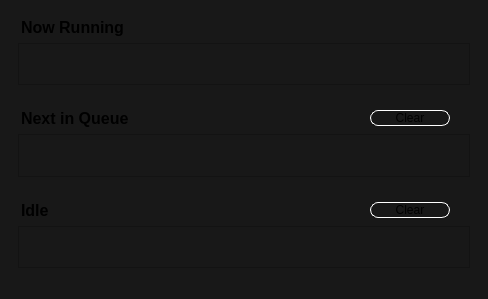
Old version of the form src/gui/forms/queuewidget.ui in the repository evoplex/evoplex.
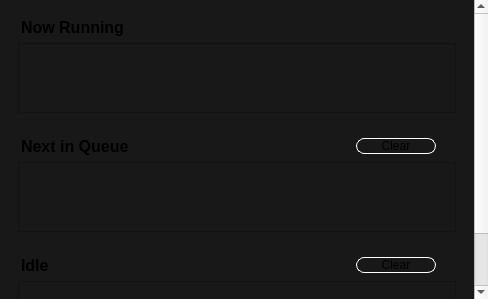
New version of the form. Custom widgets are drawn as their Qt base class.

```diff
--- a/src/gui/forms/queuewidget.ui
+++ b/src/gui/forms/queuewidget.ui
@@ -16,6 +16,9 @@
   <property name="frameShape">
    <enum>QFrame::NoFrame</enum>
   </property>
+  <property name="sizeAdjustPolicy">
+   <enum>QAbstractScrollArea::AdjustToContents</enum>
+  </property>
   <property name="widgetResizable">
    <bool>true</bool>
   </property>
@@ -23,9 +26,9 @@
    <property name="geometry">
     <rect>
      <x>0</x>
-     <y>0</y>
-     <width>488</width>
-     <height>299</height>
+     <y>-90</y>
+     <width>474</width>
+     <height>389</height>
     </rect>
    </property>
    <property name="styleSheet">
@@ -67,15 +70,12 @@
            <verstretch>0</verstretch>
           </sizepolicy>
          </property>
-         <property name="minimumSize">
-          <size>
-           <width>0</width>
-           <height>1</height>
-          </size>
-         </property>
          <property name="verticalScrollBarPolicy">
           <enum>Qt::ScrollBarAlwaysOff</enum>
          </property>
+         <property name="horizontalScrollBarPolicy">
+          <enum>Qt::ScrollBarAlwaysOff</enum>
+         </property>
          <property name="sizeAdjustPolicy">
           <enum>QAbstractScrollArea::AdjustToContents</enum>
          </property>
@@ -148,15 +148,12 @@
            <verstretch>0</verstretch>
           </sizepolicy>
          </property>
-         <property name="minimumSize">
-          <size>
-           <width>0</width>
-           <height>1</height>
-          </size>
-         </property>
          <property name="verticalScrollBarPolicy">
           <enum>Qt::ScrollBarAlwaysOff</enum>
          </property>
+         <property name="horizontalScrollBarPolicy">
+          <enum>Qt::ScrollBarAlwaysOff</enum>
+         </property>
          <property name="sizeAdjustPolicy">
           <enum>QAbstractScrollArea::AdjustToContents</enum>
          </property>
@@ -229,15 +226,12 @@
            <verstretch>0</verstretch>
           </sizepolicy>
          </property>
-         <property name="minimumSize">
-          <size>
-           <width>0</width>
-           <height>1</height>
-          </size>
-         </property>
          <property name="verticalScrollBarPolicy">
           <enum>Qt::ScrollBarAlwaysOff</enum>
          </property>
+         <property name="horizontalScrollBarPolicy">
+          <enum>Qt::ScrollBarAlwaysOff</enum>
+         </property>
          <property name="sizeAdjustPolicy">
           <enum>QAbstractScrollArea::AdjustToContents</enum>
          </property>
```
Left out of the diff: 9 changed lines with no effect on the pictures.
